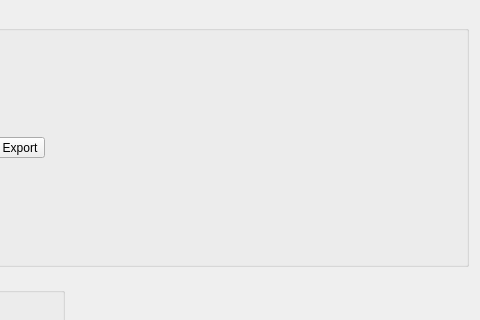
First picture: the form in src/ui/custom_plot.ui, repository pfechd/jabe, before the edit; both pictures show x 191 to 671 and y 0 to 320 of the 671 by 540 pixel window.
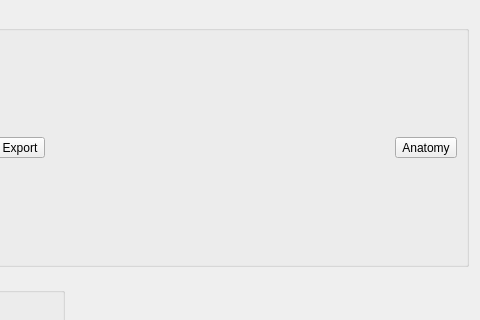
Second picture: the form after the edit.

Commit message: Move anatomy images to seperate window

Diff of the .ui file:
```diff
--- a/src/ui/custom_plot.ui
+++ b/src/ui/custom_plot.ui
@@ -98,6 +98,13 @@
           </property>
          </spacer>
         </item>
+        <item>
+         <widget class="QToolButton" name="toolButton_anatomy">
+          <property name="text">
+           <string>Anatomy</string>
+          </property>
+         </widget>
+        </item>
        </layout>
       </widget>
      </item>
```
The commit also changes 4 other files.
